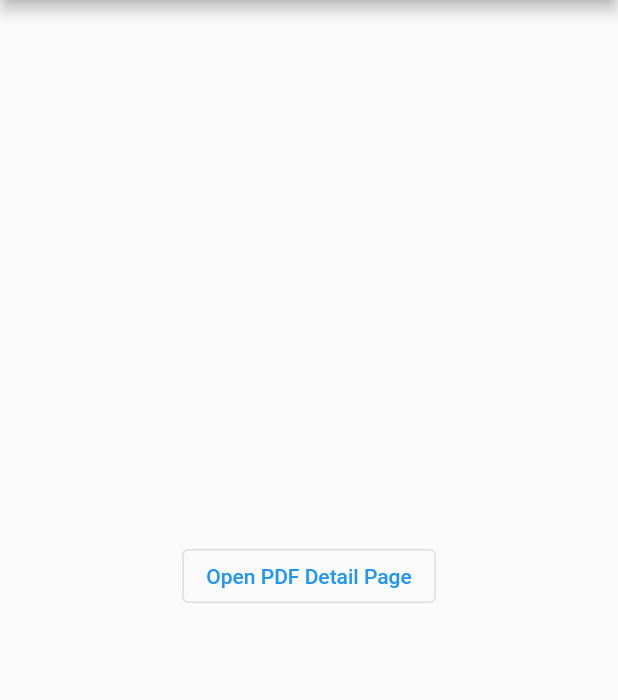
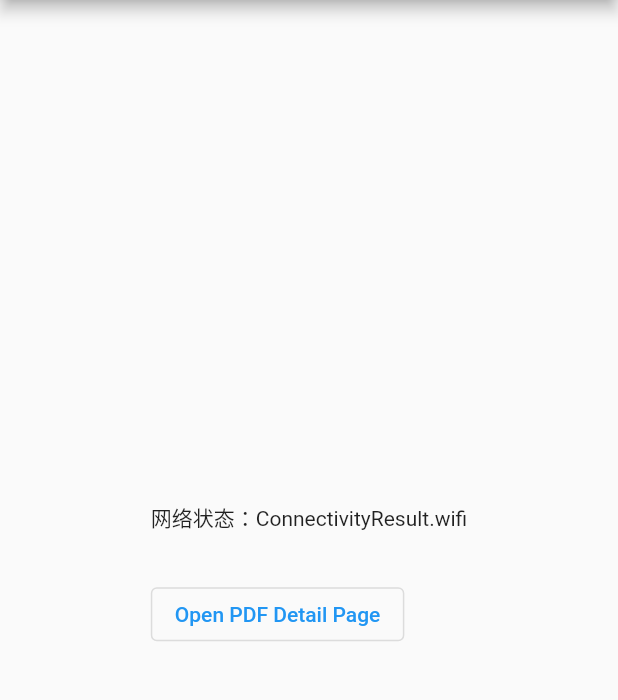
Before and after one commit to aiyakuaile/pdf_js_viewer, a Flutter app: the screen it shows after launch, on a phone screen of 412 x 824 dp, the part 84-784 px from its top. Run offline on Flutter 3.47's test engine with Material 2 defaults, Android fonts, the phone set to English and light mode, and no system bars; our stand-ins replace connectivity_plus, webview_flutter; missing offline and left inert: jaguar; network calls fail.

Commit message:
fix example

```diff
--- a/example/lib/main.dart
+++ b/example/lib/main.dart
@@ -1,5 +1,9 @@
-import 'package:example/pdf_viewer_page.dart';
+import 'dart:async';
+
 import 'package:flutter/material.dart';
+import 'package:pdf_viewer/pdf_viewer_page.dart';
+import 'package:http/http.dart' as http;
+import 'package:connectivity_plus/connectivity_plus.dart';
 
 void main() {
   runApp(const MyApp());
@@ -38,6 +42,34 @@ class MyHomePage extends StatefulWidget {
 }
 
 class _MyHomePageState extends State<MyHomePage> {
+  late StreamSubscription<ConnectivityResult> subscription;
+  String _connectionStatus = 'Unknown';
+  @override
+  void initState() {
+    super.initState();
+    subscription = Connectivity().onConnectivityChanged.listen((ConnectivityResult result) {
+      setState(() {
+        _connectionStatus = result.toString();
+      });
+    });
+    Future.delayed(const Duration(milliseconds: 300),_testHttp);
+  }
+
+  // test http
+  _testHttp(){
+    http.get(Uri.parse('https://www.baidu.com')).then((value){
+      print('http请求成功');
+    }).catchError((e){
+      print('http请求错误：$e');
+    });
+  }
+
+  @override
+  void dispose() {
+    subscription.cancel();
+    super.dispose();
+  }
+
   @override
   Widget build(BuildContext context) {
     return Scaffold(
@@ -50,6 +82,8 @@ class _MyHomePageState extends State<MyHomePage> {
           crossAxisAlignment: CrossAxisAlignment.start,
           mainAxisAlignment: MainAxisAlignment.center,
           children: [
+            Text('网络状态：$_connectionStatus'),
+            const SizedBox(height: 30),
             OutlinedButton(onPressed: (){
               Navigator.push(context, MaterialPageRoute(builder: (ctx){
                 return const PdfViewerPage();
--- a/example/pubspec.yaml
+++ b/example/pubspec.yaml
@@ -1,4 +1,4 @@
-name: example
+name: pdf_viewer
 description: A new Flutter project.
 # The following line prevents the package from being accidentally published to
 # pub.dev using `flutter pub publish`. This is preferred for private packages.
@@ -35,6 +35,7 @@ dependencies:
   # The following adds the Cupertino Icons font to your application.
   # Use with the CupertinoIcons class for iOS style icons.
   cupertino_icons: ^1.0.2
+  connectivity_plus: ^5.0.0
   pdf_js_viewer:
     path: ../
 
```
Also changed, not shown: lib/src/pdf_viewer_widget.dart (+11 -5 lines), example/pubspec.lock, 6 other files.
